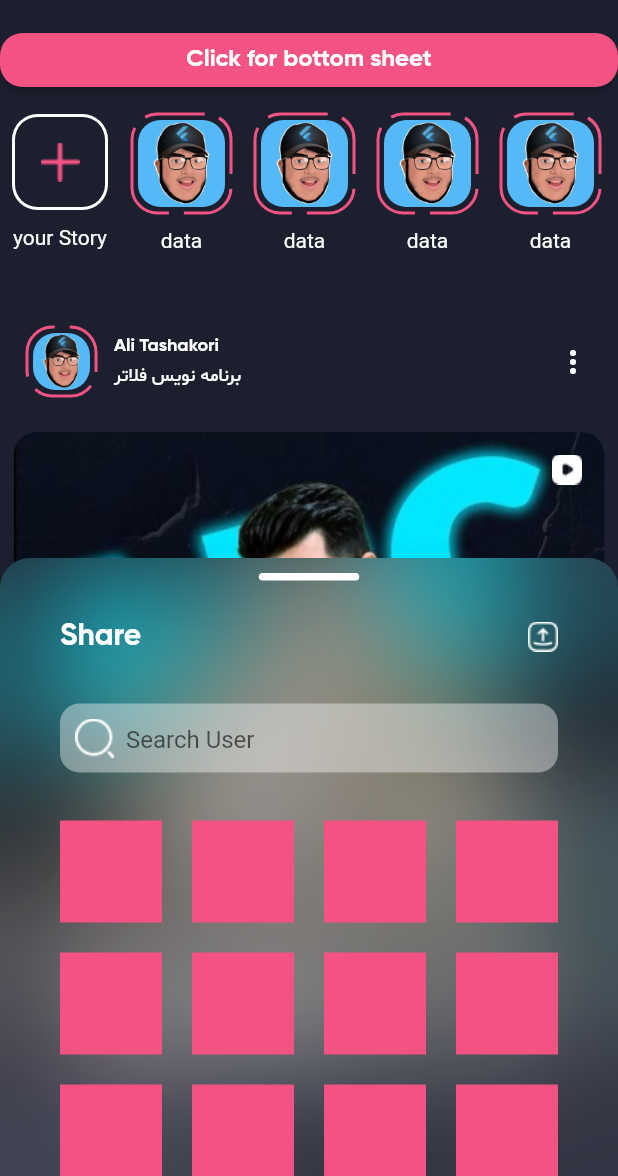
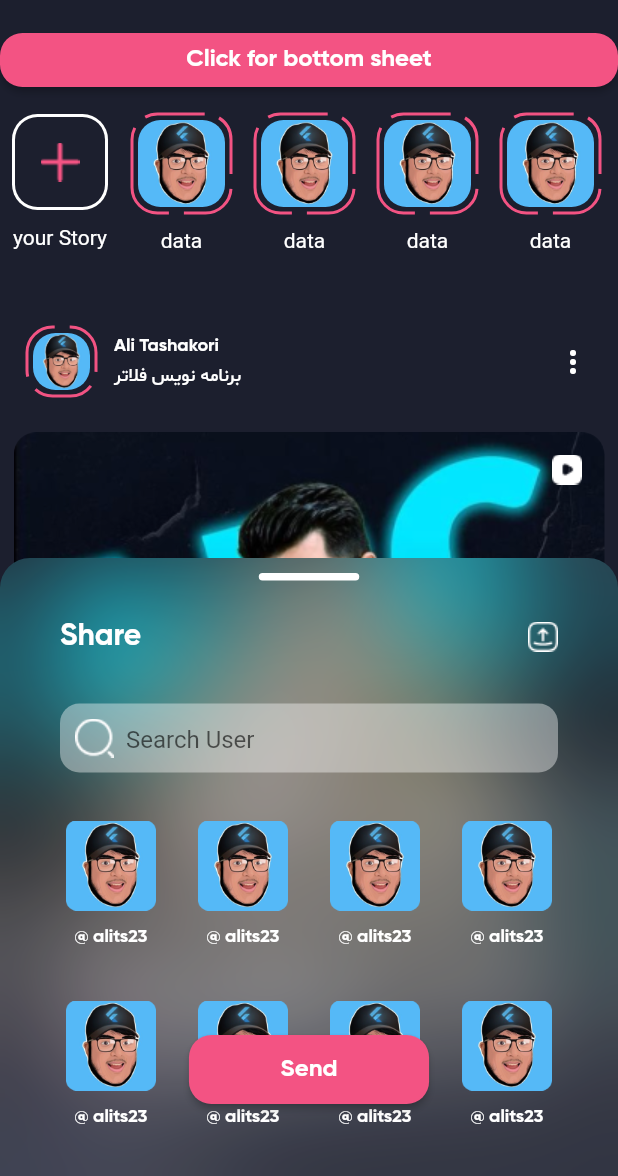
Before and after one commit to Alits23/instagram_clone, a Flutter app: the screen it shows after launch, after a tap on "Click for bottom sheet", on a phone screen of 412 x 824 dp, the part 60-1236 px from its top. Run offline on Flutter 3.47's test engine with Material 2 defaults, Android fonts, the phone set to English and light mode, and no system bars; drawn by our look-alikes of dotted_border.

Commit message:
add eleveted button

```diff
--- a/lib/screens/share_bottomsheet.dart
+++ b/lib/screens/share_bottomsheet.dart
@@ -20,14 +20,17 @@ class ShareBottomSheet extends StatelessWidget {
           padding: EdgeInsets.symmetric(horizontal: 40),
           color: whiteColor.withOpacity(0.09),
           height: 300,
-          child: _getContent(),
+          child: _getContent(context),
         ),
       ),
     );
   }
 
-  Widget _getContent() {
-    return CustomScrollView(
+  Widget _getContent(BuildContext context) {
+    return Stack(
+      alignment: Alignment.bottomCenter,
+      children: [
+        CustomScrollView(
           controller: controller,
           slivers: [
             SliverToBoxAdapter(
@@ -99,19 +102,64 @@ class ShareBottomSheet extends StatelessWidget {
             SliverGrid(
               delegate: SliverChildBuilderDelegate(
                 (context, index) {
-              return Container(
-                color: pinkColorIcon,
-              );
+                  return _getItemGrid();
                 },
-            childCount: 25,
+                childCount: 28,
               ),
               gridDelegate: SliverGridDelegateWithFixedCrossAxisCount(
                 crossAxisCount: 4,
                 crossAxisSpacing: 20,
-            mainAxisSpacing: 20,
+                mainAxisSpacing: 10,
+                mainAxisExtent: 110,
+              ),
+            ),
+            SliverPadding(
+              padding: EdgeInsets.only(top: 90),
+            ),
+          ],
+        ),
+        Positioned(
+          bottom: 47,
+          child: ElevatedButton(
+            onPressed: () {},
+            child: Padding(
+              padding: const EdgeInsets.symmetric(vertical: 13, horizontal: 45),
+              child: Text(
+                'Send',
+                style: TextStyle(
+                  fontFamily: 'GB',
+                  fontSize: 16,
+                ),
+              ),
+            ),
           ),
         ),
       ],
     );
   }
+
+  Widget _getItemGrid() {
+    return Column(
+      children: [
+        Container(
+          height: 60,
+          width: 60,
+          decoration: BoxDecoration(
+            borderRadius: BorderRadius.all(
+              Radius.circular(15),
+            ),
+          ),
+          child: Image.asset('images/profile.png'),
+        ),
+        SizedBox(
+          height: 10,
+        ),
+        Text(
+          '@ alits23',
+          textAlign: TextAlign.center,
+          style: TextStyle(fontFamily: 'GB', fontSize: 12, color: whiteColor),
+        ),
+      ],
+    );
   }
+}
```
Lines whose indentation alone changed are shown as unchanged.
